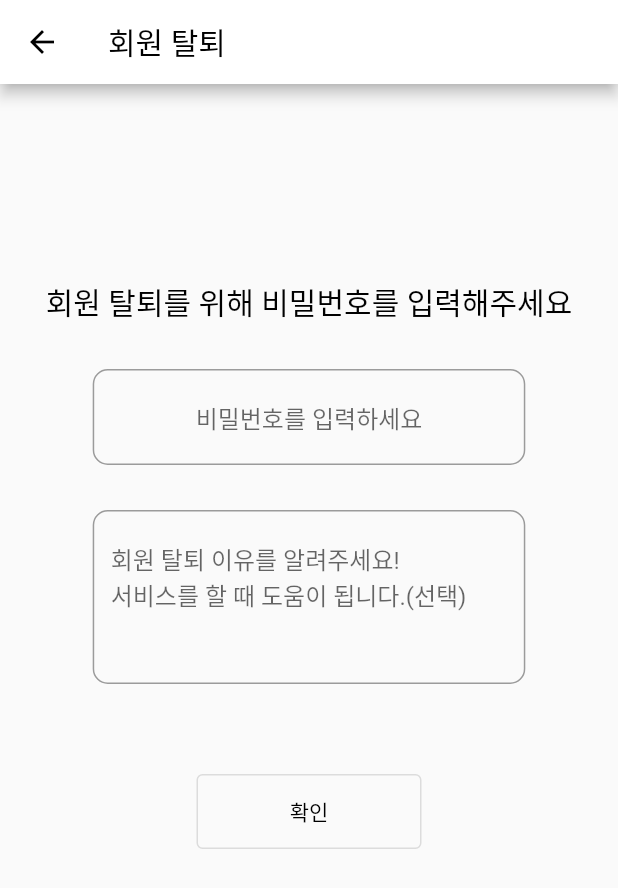
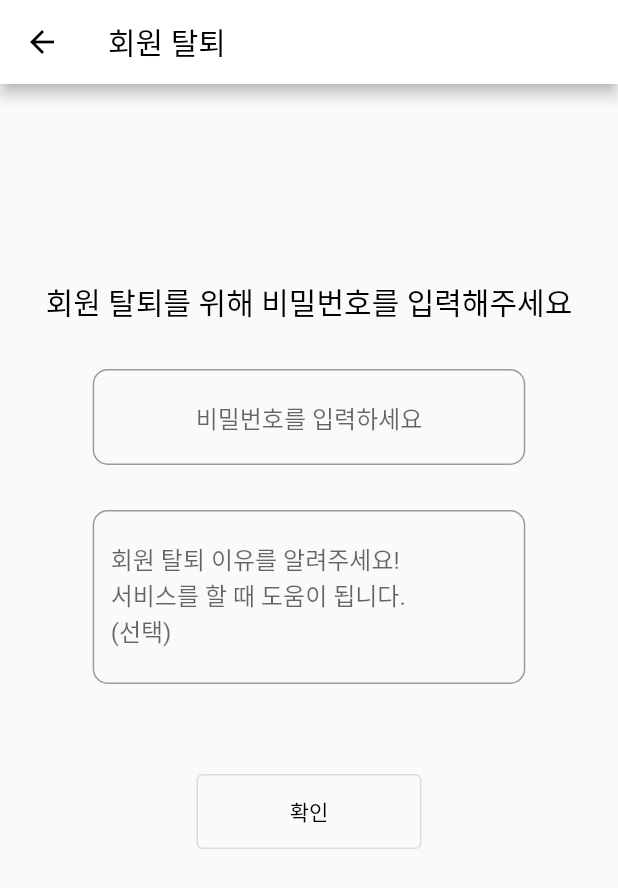
Before and after one commit to ChoiYoungHan/Mom-sCare, a Flutter app: the DeleteUser screen opened directly, on a phone screen of 412 x 824 dp. Shown: the top 888 px of the screen. Run offline on Flutter 3.47's test engine with Material 2 defaults, Android fonts, the phone set to English and light mode, and no system bars; our stand-ins replace cached_network_image, image_picker, table_calendar; network calls fail; project files that could hold a hidden picture were left out.

Commit message:
수정 사항

```diff
--- a/lib/delete_user.dart
+++ b/lib/delete_user.dart
@@ -119,7 +119,7 @@ class _DeleteUserState extends State<DeleteUser> {
                               borderRadius: BorderRadius.circular(10),
                               borderSide: BorderSide(color: Colors.black)
                           ),
-                          hintText: ('회원 탈퇴 이유를 알려주세요!\n서비스를 할 때 도움이 됩니다.(선택)')
+                          hintText: ('회원 탈퇴 이유를 알려주세요!\n서비스를 할 때 도움이 됩니다.\n(선택)')
                       ),
                     ),
                   ),
--- a/lib/notice_records.dart
+++ b/lib/notice_records.dart
@@ -121,6 +121,11 @@ class _NoticeRecordsState extends State<NoticeRecords> {
                     Expanded(
                       child: Container(
                           width: MediaQuery.of(context).size.width*0.7, // 위젯의 높이를 화면 너비로 동일설정
+                          decoration: BoxDecoration(
+                              border: Border.all(
+                                  width:1
+                              ),borderRadius: BorderRadius.circular(10)
+                          ),
                           child: Padding(
                             padding: const EdgeInsets.all(10), // 모든 여백 10 부여
                             child: Text('${Notice_}'),
```
Also changed, not shown: lib/chatBot.dart (+5 -6 lines).
